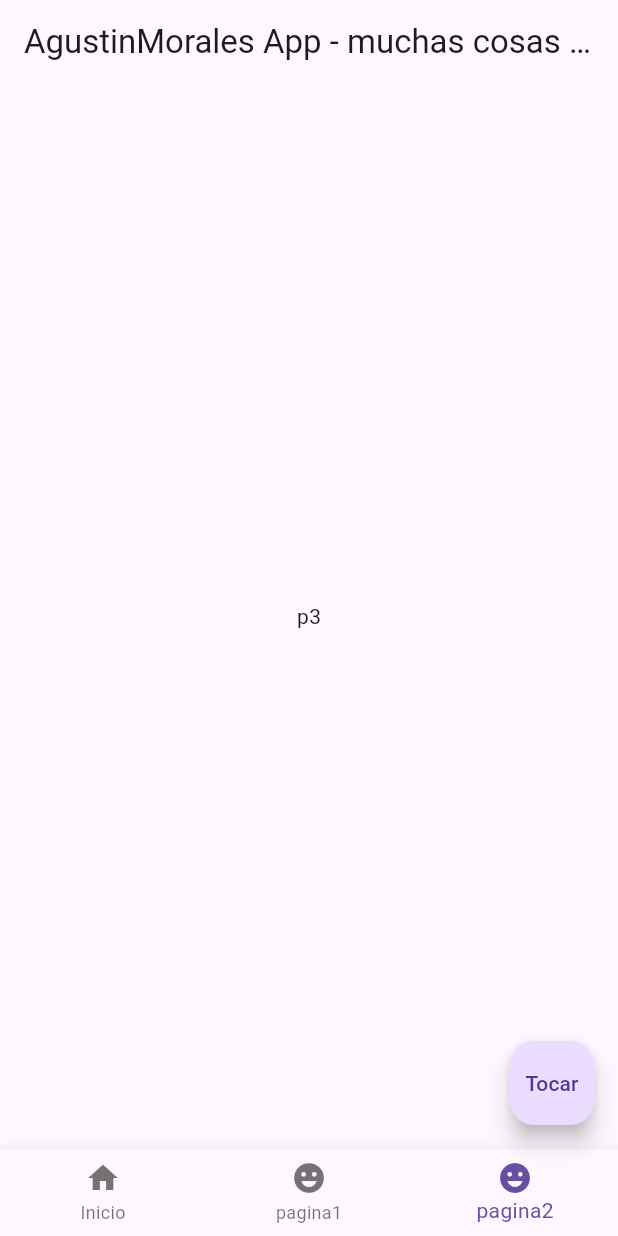
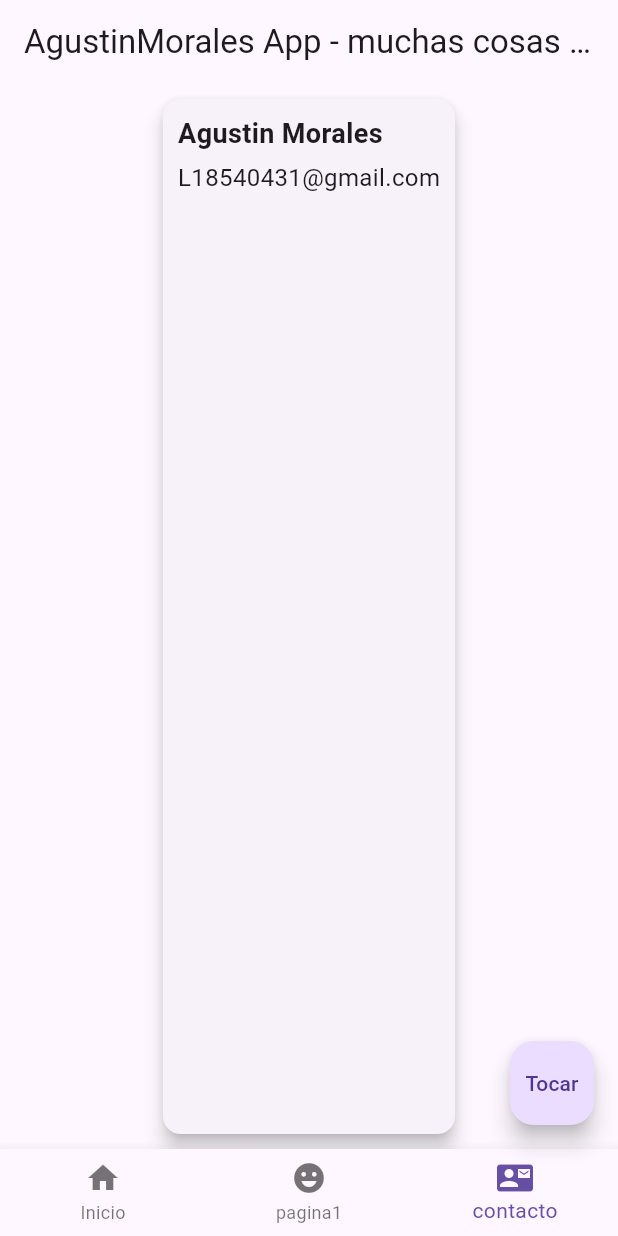
Before and after one commit to L18540431/muchascosaswu, a Flutter app: the screen it shows after launch, item 3 of the bottom bar chosen, on a phone screen of 412 x 824 dp. Run offline on Flutter 3.47's test engine with Material 2 defaults, Android fonts, the light colour scheme and no system bars.

Commit message:
card class

```diff
--- a/lib/pantallas/principal.dart
+++ b/lib/pantallas/principal.dart
@@ -8,17 +8,19 @@ class Principal extends StatefulWidget {
 }
 
 class _PrincipalState extends State<Principal> {
-  int _selectedIndex = 0; // menu de barra seleccionado el 0
+  int _selectedIndex = 0; // menú de la barra seleccionado el 0
 
-  // menus
+  // Menús
   final List<Widget> _pages = [
-
     Center(child: Text("Inicio")),
-    Center(child: Text("pagina2")),
-    Center(child: Text("p3")),
+    Center(child: Text("contact")),
+    ContactCard(
+      name: "Agustin Morales",
+      email: "L18540431@gmail.com",
+    ),
   ];
 
-  // alerta
+  // Alerta
   Future<void> _showAlertDialog(BuildContext context) async {
     return showDialog(
       context: context,
@@ -39,7 +41,7 @@ class _PrincipalState extends State<Principal> {
     );
   }
 
-  // cambiar menus
+  // Cambiar menús
   void _onItemTapped(int index) {
     setState(() {
       _selectedIndex = index;
@@ -52,39 +54,72 @@ class _PrincipalState extends State<Principal> {
       appBar: AppBar(
         title: Text("AgustinMorales App - muchas cosas wu!"),
       ),
-      body: _pages[_selectedIndex], // mostrar pagina actual
+      body: _pages[_selectedIndex], // Mostrar página actual
       bottomNavigationBar: BottomNavigationBar(
         items: const <BottomNavigationBarItem>[
-          //boton de navegación 1
+          // Botón de navegación 1
           BottomNavigationBarItem(
             icon: Icon(Icons.home),
             label: 'Inicio',
           ),
-              //boton de navegación 2
+          // Botón de navegación 2
           BottomNavigationBarItem(
             icon: Icon(Icons.emoji_emotions),
             label: 'pagina1',
           ),
-              //boton de navegación 3
+          // Botón de navegación 3
           BottomNavigationBarItem(
-            icon: Icon(Icons.emoji_emotions),
-            label: 'pagina2',
+            icon: Icon(Icons.contact_mail),
+            label: 'contacto',
           ),
         ],
-        currentIndex: _selectedIndex, // menu seleccionado
-        onTap: _onItemTapped, // clic en un ítem
+        currentIndex: _selectedIndex, // Menú seleccionado
+        onTap: _onItemTapped, // Clic en un ítem
       ),
-
-
       floatingActionButton: FloatingActionButton(
         onPressed: () {
-          //cuadro de dialog
+          // Cuadro de diálogo
           _showAlertDialog(context);
         },
-        child:
-        Text("Tocar"),
-
+        child: Text("Tocar"),
       ),
     );
   }
 }
+
+class ContactCard extends StatelessWidget {
+  final String name;
+  final String email;
+
+  const ContactCard({Key? key, required this.name, required this.email}) : super(key: key);
+
+  @override
+  Widget build(BuildContext context) {
+    return Center(
+      child: Card(
+        elevation: 5,
+        margin: EdgeInsets.all(10),
+        child: Padding(
+          padding: EdgeInsets.all(10),
+          child: Column(
+            crossAxisAlignment: CrossAxisAlignment.start,
+            children: [
+              Text(
+                name,
+                style: TextStyle(
+                  fontSize: 18,
+                  fontWeight: FontWeight.bold,
+                ),
+              ),
+              SizedBox(height: 5),
+              Text(
+                email,
+                style: TextStyle(fontSize: 16),
+              ),
+            ],
+          ),
+        ),
+      ),
+    );
+  }
+}
```
